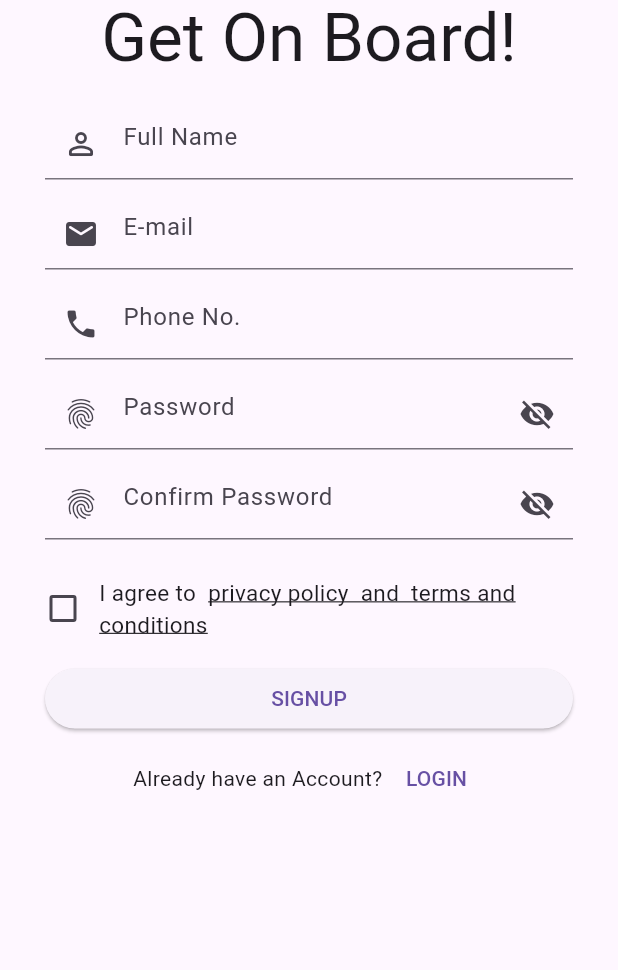
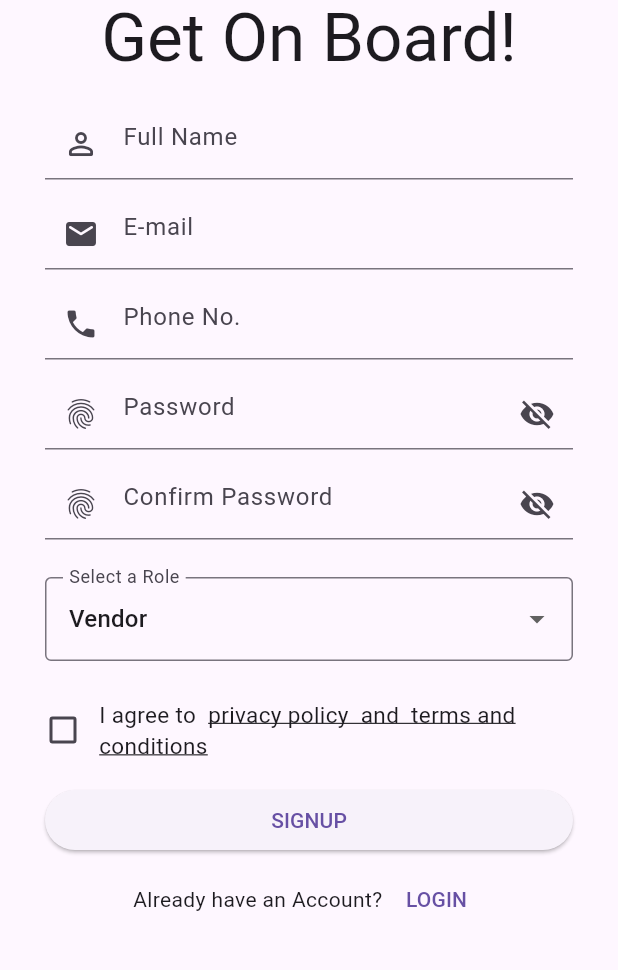
Before and after one commit to Achpaniya/KhataBook, a Flutter app: the SignupScreen screen opened directly, on a phone screen of 412 x 824 dp, the part 169-1139 px from its top. Run offline on Flutter 3.47's test engine with Material 3 defaults, Android fonts, the phone set to English and light mode, and no system bars; our stand-ins replace firebase_auth, firebase_core; accounts and stored records are empty.

Commit message:
dropdown and firebase

```diff
--- a/lib/main.dart
+++ b/lib/main.dart
@@ -1,3 +1,4 @@
+import 'package:firebase_core/firebase_core.dart';
 import 'package:flutter/material.dart';
 import 'package:khata_book/src/Screen/LoginScreen/Layout/login_screen.dart';
 
@@ -7,6 +8,11 @@ void main() {
 
 class MyApp extends StatelessWidget {
   const MyApp({super.key});
+  void main() async {
+    WidgetsFlutterBinding.ensureInitialized();
+    await Firebase.initializeApp();
+    runApp(const MyApp());
+  }
 
   // This widget is the root of your application.
   @override
--- a/lib/src/Screen/SignUp_Screen/Layout/signup_screen_widget.dart
+++ b/lib/src/Screen/SignUp_Screen/Layout/signup_screen_widget.dart
@@ -5,6 +5,7 @@ import 'package:khata_book/src/Constarints/colors.dart';
 import 'package:khata_book/src/Constarints/sizes.dart';
 import 'package:khata_book/src/Constarints/text_string.dart';
 import 'package:khata_book/src/Screen/LoginScreen/Layout/login_screen.dart';
+import 'package:khata_book/src/features/authentication/controllers/email_password_signup.dart';
 
 class SignupFormWidget extends StatefulWidget {
   const SignupFormWidget({
@@ -16,13 +17,13 @@ class SignupFormWidget extends StatefulWidget {
 }
 
 class _SignupFormWidgetState extends State<SignupFormWidget> {
+  String dropdownValue = 'Vendor'; // Default dropdown value
   bool? isChecked = false;
-
   bool _showPassword = true;
   bool _showConfirmpassword = true;
 
   final _formKey = GlobalKey<FormState>();
-  // final FirebaseAuthService _auth = FirebaseAuthService();
+  final FirebaseAuthService _auth = FirebaseAuthService();
 
   final TextEditingController _fullnameController = TextEditingController();
   final TextEditingController _phoneController = TextEditingController();
@@ -181,6 +182,28 @@ class _SignupFormWidgetState extends State<SignupFormWidget> {
             const SizedBox(
               height: 25,
             ),
+            DropdownButtonFormField<String>(
+              value: dropdownValue,
+              onChanged: (String? newValue) {
+                setState(() {
+                  dropdownValue = newValue!;
+                });
+              },
+              items: <String>['Agent', 'Vendor']
+                  .map<DropdownMenuItem<String>>((String value) {
+                return DropdownMenuItem<String>(
+                  value: value,
+                  child: Text(value),
+                );
+              }).toList(),
+              decoration: const InputDecoration(
+                labelText: 'Select a Role',
+                border: OutlineInputBorder(),
+              ),
+            ),
+            const SizedBox(
+              height: 25,
+            ),
             Row(
               children: [
                 SizedBox(
@@ -199,6 +222,12 @@ class _SignupFormWidgetState extends State<SignupFormWidget> {
                 ),
                 const SizedBox(
                   width: 12,
+                ),
+
+                //Dropdown menu
+
+                const SizedBox(
+                  height: 20,
                 ),
                 const Expanded(
                   child: Text.rich(
@@ -219,18 +248,14 @@ class _SignupFormWidgetState extends State<SignupFormWidget> {
                           text: and,
                           style: TextStyle(
                             fontSize: fontSize,
-                            // color: primaryColor,
                             decoration: TextDecoration.underline,
-                            // decorationColor: primaryColor
                           ),
                         ),
                         TextSpan(
                             text: termsCondition,
                             style: TextStyle(
                               fontSize: fontSize,
-                              // color: primaryColor,
                               decoration: TextDecoration.underline,
-                              // decorationColor: primaryColor,
                             )),
                       ],
                     ),
@@ -255,6 +280,7 @@ class _SignupFormWidgetState extends State<SignupFormWidget> {
                 ),
               ),
             ),
+
             /* TextButton(
               onPressed: () {
                 Navigator.pushNamed(context, 'login');
@@ -373,5 +399,13 @@ class _SignupFormWidgetState extends State<SignupFormWidget> {
         ),
       ),
     );
+
+    void_signUp() async {
+      String fullname = _fullnameController.text;
+      String password = _passwordController.text;
+      String phone = _phoneController.text;
+      String email = _emailController.text;
+      String confirmPassword = _confirmPasswordController.text;
+    }
   }
 }
--- a/lib/src/Screen/SignUp_Screen/signup_Screen.dart
+++ b/lib/src/Screen/SignUp_Screen/signup_Screen.dart
@@ -30,7 +30,8 @@ class _SignupScreenState extends State<SignupScreen> {
                   subTitle: signUpSubTitle,
                   crossAxisAlignment: CrossAxisAlignment.center,
                 ),
-                SignupFormWidget(),
+                // SignupFormWidget(),
+                SignupFormWidget()
               ],
             ),
           ),
--- a/pubspec.yaml
+++ b/pubspec.yaml
@@ -35,6 +35,8 @@ dependencies:
   # The following adds the Cupertino Icons font to your application.
   # Use with the CupertinoIcons class for iOS style icons.
   cupertino_icons: ^1.0.6
+  firebase_core: ^2.30.0
+  firebase_auth: ^4.19.2
 
 dev_dependencies:
   flutter_test:
```
Also changed, not shown: lib/src/features/authentication/controllers/email_password_signup.dart (added, +21 -0 lines), firebase.json (added), lib/firebase_options.dart (added), pubspec.lock, 6 other files.
